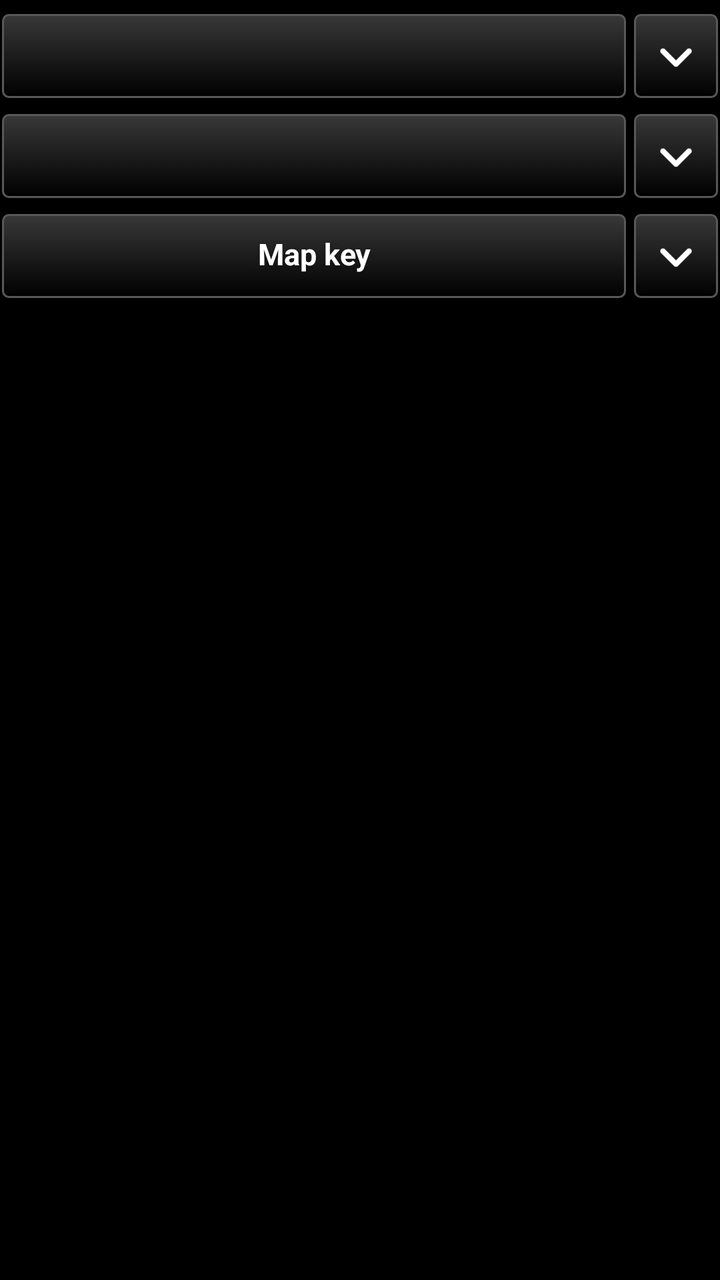
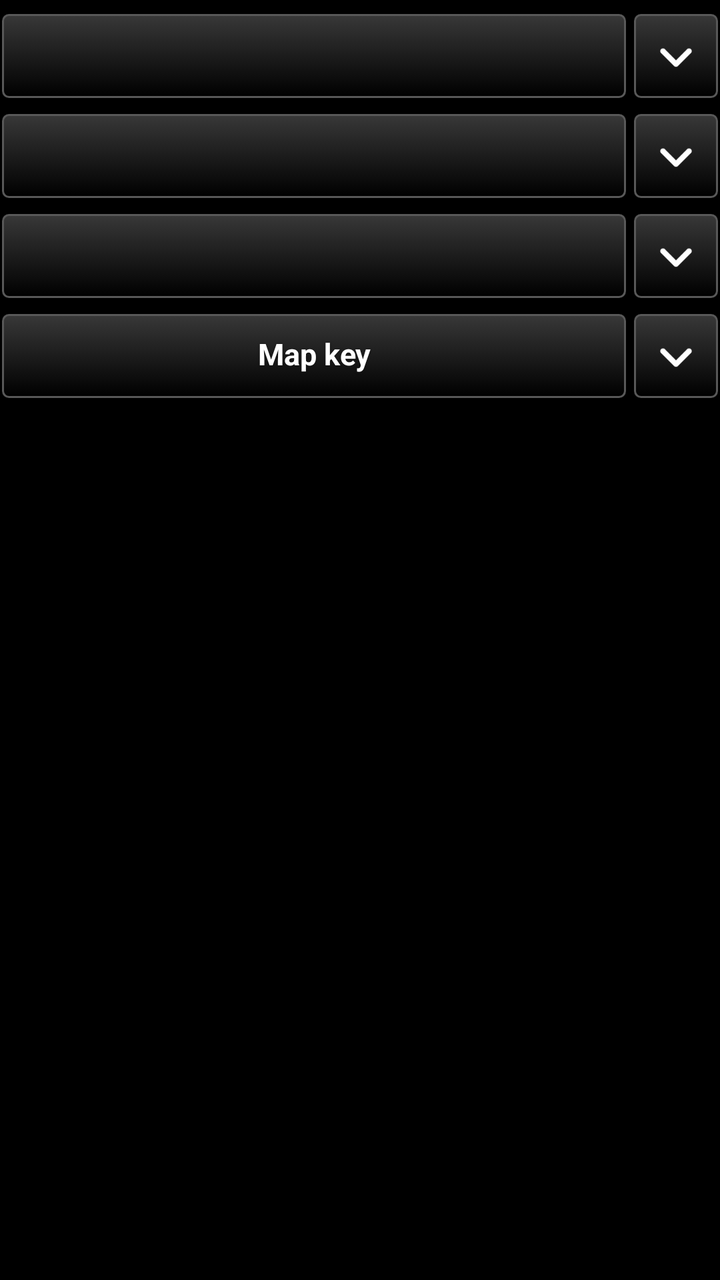

The first picture is an Android layout as it rendered before a commit; the second is the same layout after the commit. The layout source and the unified diff follow.
<!-- AndroidManifest.xml: application theme AppTheme -->
<!-- res/layout/settings_controls.xml -->
<?xml version="1.0" encoding="utf-8"?>
<LinearLayout xmlns:android="http://schemas.android.com/apk/res/android"
    android:layout_width="match_parent"
    android:layout_height="wrap_content"
    android:orientation="vertical">

    
    <LinearLayout
        android:id="@+id/fold_ceiling_row"
        android:layout_width="match_parent"
        android:layout_height="wrap_content"
        android:orientation="horizontal"
        android:gravity="center_vertical"
        android:layout_marginTop="6dp">

        <Button
            android:id="@+id/fold_ceiling_head"
            style="@style/TakwerxButton"
            android:layout_width="0dp"
            android:layout_weight="1"
            android:layout_height="wrap_content" />

        <ImageButton
            android:id="@+id/fold_ceiling_chev"
            style="@style/TakwerxIconButton"
            android:layout_width="44dp"
            android:layout_weight="0"
            android:layout_marginRight="0dp"
            android:contentDescription="@string/show_settings"
            android:src="@drawable/ic_expand" />
    </LinearLayout>

    <LinearLayout
        android:id="@+id/fold_ceiling_body"
        android:layout_width="match_parent"
        android:layout_height="wrap_content"
        android:orientation="vertical"
        android:paddingTop="4dp"
        android:visibility="gone">

        
        <LinearLayout
            android:id="@+id/ceiling_steps"
            android:layout_width="match_parent"
            android:layout_height="wrap_content"
            android:orientation="horizontal" />

        <LinearLayout
            android:layout_width="match_parent"
            android:layout_height="wrap_content"
            android:orientation="horizontal"
            android:layout_marginTop="6dp">

            <Button
                android:id="@+id/btn_ceiling_type"
                style="@style/TakwerxButton"
                android:layout_width="0dp"
                android:layout_weight="1"
                android:layout_height="wrap_content"
                android:text="@string/type_the_ceiling" />

            <Button
                android:id="@+id/btn_ceiling_above"
                style="@style/TakwerxButton"
                android:layout_width="0dp"
                android:layout_weight="1"
                android:layout_height="wrap_content"
                android:layout_marginLeft="6dp" />
        </LinearLayout>
    </LinearLayout>

    
    <LinearLayout
        android:id="@+id/fold_circle_row"
        android:layout_width="match_parent"
        android:layout_height="wrap_content"
        android:orientation="horizontal"
        android:gravity="center_vertical"
        android:layout_marginTop="6dp">

        <Button
            android:id="@+id/fold_circle_head"
            style="@style/TakwerxButton"
            android:layout_width="0dp"
            android:layout_weight="1"
            android:layout_height="wrap_content" />

        <ImageButton
            android:id="@+id/fold_circle_chev"
            style="@style/TakwerxIconButton"
            android:layout_width="44dp"
            android:layout_weight="0"
            android:layout_marginRight="0dp"
            android:contentDescription="@string/show_settings"
            android:src="@drawable/ic_expand" />
    </LinearLayout>

    <LinearLayout
        android:id="@+id/fold_circle_body"
        android:layout_width="match_parent"
        android:layout_height="wrap_content"
        android:orientation="vertical"
        android:paddingTop="4dp"
        android:visibility="gone">

        
        <LinearLayout
            android:id="@+id/circle_tiles"
            android:layout_width="match_parent"
            android:layout_height="wrap_content"
            android:orientation="horizontal" />
    </LinearLayout>

    
    <LinearLayout
        android:id="@+id/fold_key_row"
        android:layout_width="match_parent"
        android:layout_height="wrap_content"
        android:orientation="horizontal"
        android:gravity="center_vertical"
        android:layout_marginTop="6dp">

        <Button
            android:id="@+id/fold_key_head"
            style="@style/TakwerxButton"
            android:layout_width="0dp"
            android:layout_weight="1"
            android:layout_height="wrap_content"
            android:text="@string/map_key" />

        <ImageButton
            android:id="@+id/fold_key_chev"
            style="@style/TakwerxIconButton"
            android:layout_width="44dp"
            android:layout_weight="0"
            android:layout_marginRight="0dp"
            android:contentDescription="@string/show_settings"
            android:src="@drawable/ic_expand" />
    </LinearLayout>

    
    <LinearLayout
        android:id="@+id/fold_key_body"
        android:layout_width="match_parent"
        android:layout_height="wrap_content"
        android:orientation="vertical"
        android:paddingTop="4dp"
        android:paddingLeft="4dp"
        android:visibility="gone" />

</LinearLayout>
<!-- resources referenced by this layout -->
<resources>
  <string name="map_key">Map key</string>
  <string name="show_settings">Show settings</string>
  <string name="type_the_ceiling">Type the ceiling</string>
  <style name="TakwerxButton" parent="@style/darkButton">
          <item name="android:paddingLeft">12dp</item>
          <item name="android:paddingRight">12dp</item>
          <item name="android:paddingTop">6dp</item>
          <item name="android:paddingBottom">8dp</item>
          <item name="android:minHeight">44dp</item>
          <item name="android:minWidth">0dp</item>
          <item name="android:textSize">15sp</item>
          <item name="android:singleLine">true</item>
          <item name="android:ellipsize">end</item>
      </style>
  <style name="TakwerxIconButton">
          <item name="android:layout_width">0dp</item>
          <item name="android:layout_weight">1</item>
          <item name="android:layout_height">44dp</item>
          <item name="android:layout_marginLeft">2dp</item>
          <item name="android:layout_marginRight">2dp</item>
          <item name="android:background">@drawable/btn_gray</item>
          <item name="android:scaleType">centerInside</item>
          <item name="android:padding">9dp</item>
      </style>
  <style name="AppTheme" parent="@android:style/Theme.Holo">
          <item name="android:buttonStyle">@android:style/Widget.Button</item>
          <item name="android:imageButtonStyle">@android:style/Widget.Button</item>
          <item name="android:buttonStyleToggle">@android:style/Widget.Button</item>
          <item name="android:spinnerStyle">@style/ATAKSpinner</item>
          <item name="android:spinnerItemStyle">@style/ATAKSpinnerItem</item>
          <item name="android:editTextStyle">@style/ATAKEditText</item>
      </style>
  <style name="darkButton" parent="@android:style/Widget.Button">
          <item name="android:background">@drawable/btn_gray</item>
          <item name="android:shadowColor">@color/darker_gray</item>
          <item name="android:shadowDy">1</item>
          <item name="android:shadowRadius">2</item>
          <item name="android:textColor">@color/white</item>
          <item name="android:textStyle">bold</item>
          <item name="android:paddingTop">0dp</item>
          <item name="android:paddingBottom">3dp</item>
          <item name="android:textSize">@dimen/fontSize</item>
      </style>
  <style name="ATAKSpinner" parent="@android:style/Widget.Spinner">
          <item name="android:spinnerMode">dialog</item>
      </style>
  <style name="ATAKSpinnerItem">
          <item name="android:textColor">@android:color/white</item>
          <item name="android:dropDownVerticalOffset">0dip</item>
          <item name="android:dropDownHorizontalOffset">0dip</item>
          <item name="android:dropDownWidth">wrap_content</item>
          <item name="android:gravity">left|center_vertical</item>
      </style>
  <style name="ATAKEditText" parent="@android:style/Widget.EditText">
          
          
  
          
          <item name="android:imeOptions">flagNoFullscreen</item>
      </style>
  <color name="darker_gray">#121212</color>
  <color name="white">#ffffff</color>
  <dimen name="fontSize">14sp</dimen>
  <!-- drawable new_dark_button_disabled (drawable) -->
  <?xml version="1.0" encoding="utf-8"?>
  <layer-list xmlns:android="http://schemas.android.com/apk/res/android">
      <item android:bottom="1dp" android:right="1dp" android:left="1dp" android:top="1dp">
          <shape android:shape="rectangle">
              <corners android:radius="3dp" />
              <stroke
                  android:width="1dp"
                  android:color="#484848" />
              <solid android:color="#484848" />
          </shape>
      </item>
  </layer-list>
  <!-- unchanged entries left out for length: 4 -->
</resources>

<!-- the commit's change to res/layout/settings_controls.xml (unified diff, before → after) -->
@@ -3,6 +3,49 @@
     android:layout_width="match_parent"
     android:layout_height="wrap_content"
     android:orientation="vertical">
+
+    
+    <LinearLayout
+        android:id="@+id/fold_obstacles_row"
+        android:layout_width="match_parent"
+        android:layout_height="wrap_content"
+        android:orientation="horizontal"
+        android:gravity="center_vertical"
+        android:layout_marginTop="6dp">
+
+        <Button
+            android:id="@+id/fold_obstacles_head"
+            style="@style/TakwerxButton"
+            android:layout_width="0dp"
+            android:layout_weight="1"
+            android:layout_height="wrap_content" />
+
+        <ImageButton
+            android:id="@+id/fold_obstacles_chev"
+            style="@style/TakwerxIconButton"
+            android:layout_width="44dp"
+            android:layout_weight="0"
+            android:layout_marginRight="0dp"
+            android:contentDescription="@string/show_settings"
+            android:src="@drawable/ic_expand" />
+    </LinearLayout>
+
+    <LinearLayout
+        android:id="@+id/fold_obstacles_body"
+        android:layout_width="match_parent"
+        android:layout_height="wrap_content"
+        android:orientation="vertical"
+        android:paddingTop="4dp"
+        android:paddingLeft="4dp"
+        android:visibility="gone">
+
+        <TextView
+            android:layout_width="match_parent"
+            android:layout_height="wrap_content"
+            android:textSize="13sp"
+            android:textColor="@color/white"
+            android:text="@string/obstacles_note" />
+    </LinearLayout>
 
     
     <LinearLayout
<!-- resource entries referenced after the edit -->
@@ -1,6 +1,7 @@
 <!-- resources referenced by this layout -->
 <resources>
   <string name="map_key">Map key</string>
+  <string name="obstacles_note">Not every wire or tower is charted. FAA\'s file holds the obstacles that affect charting; distribution lines are never in it.</string>
   <string name="show_settings">Show settings</string>
   <string name="type_the_ceiling">Type the ceiling</string>
   <style name="TakwerxButton" parent="@style/darkButton">
